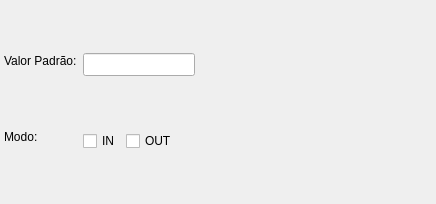
Qt form pgmodeler_ui/ui/parametrowidget.ui (erdincay/pgmodeler-old) before a commit.
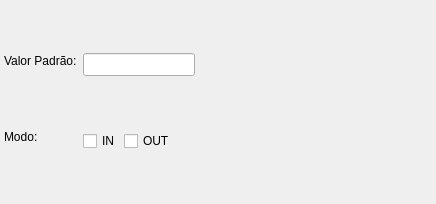
The same form after that commit.

```diff
--- a/pgmodeler_ui/ui/parametrowidget.ui
+++ b/pgmodeler_ui/ui/parametrowidget.ui
@@ -83,6 +83,9 @@
     </rect>
    </property>
    <layout class="QHBoxLayout" name="in_out_hlt">
+    <property name="spacing">
+     <number>4</number>
+    </property>
     <item>
      <widget class="QCheckBox" name="param_in_chk">
       <property name="text">
```
